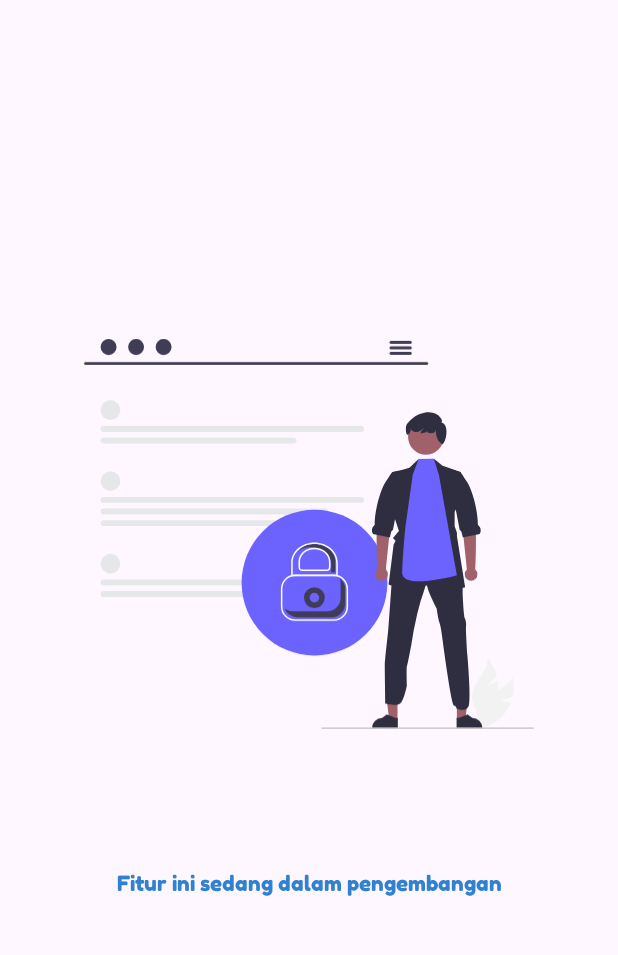
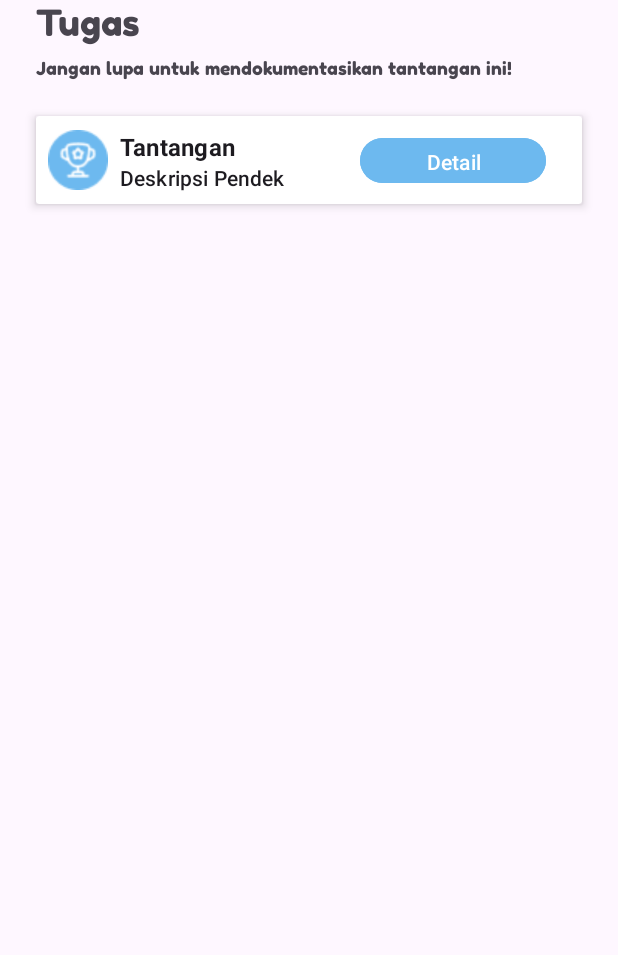
Before and after one commit to akmalfman/priority, an Android app: the fragment TaskFragment shown on its own in the app's theme, on a phone screen of 412 x 824 dp, the part 84-1039 px from its top. Run offline under Robolectric (Android 15) with nearby library versions, the phone set to English and light mode, and no system bars; our stand-ins replace Firebase (no records; nobody signed in at launch, a user with empty details on screens opened directly); Roboto replaces fonts that are not available here.

Commit message:
edit task fragment

```diff
--- a/app/src/main/res/layout/fragment_task.xml
+++ b/app/src/main/res/layout/fragment_task.xml
@@ -23,54 +23,93 @@
         app:layout_constraintTop_toTopOf="parent"
         tools:src="@drawable/logo_txt" />
 
-    <ImageView
-        android:id="@+id/imgMaintenance"
-        android:layout_width="300dp"
-        android:layout_height="400dp"
-        android:src="@drawable/undraw_security_re_a2rk"
-        app:layout_constraintBottom_toBottomOf="parent"
+    <TextView
+        android:id="@+id/tvTugas"
+        android:layout_width="wrap_content"
+        android:layout_height="wrap_content"
+        android:layout_marginStart="24dp"
+        android:fontFamily="@font/fredo"
+        android:textSize="24sp"
+        android:text="Tugas"
+        app:layout_constraintStart_toStartOf="parent"
+        app:layout_constraintTop_toBottomOf="@id/img_item_photo"/>
+
+    <TextView
+        android:id="@+id/tvTugasDesc"
+        android:layout_width="wrap_content"
+        android:layout_height="wrap_content"
+        android:layout_marginStart="24dp"
+        android:layout_marginTop="8dp"
+        android:fontFamily="@font/fredo"
+        android:textSize="12sp"
+        android:text="Jangan lupa untuk mendokumentasikan tantangan ini!"
+        app:layout_constraintStart_toStartOf="parent"
+        app:layout_constraintTop_toBottomOf="@id/tvTugas"/>
+
+    <androidx.cardview.widget.CardView
+        android:layout_width="match_parent"
+        android:layout_height="wrap_content"
+        android:background="?android:attr/selectableItemBackground"
+        app:cardElevation="4dp"
+        android:layout_marginTop="24dp"
         app:layout_constraintEnd_toEndOf="parent"
         app:layout_constraintStart_toStartOf="parent"
-        app:layout_constraintTop_toTopOf="parent" />
+        android:layout_marginHorizontal="24dp"
+        app:layout_constraintTop_toBottomOf="@+id/tvTugasDesc">
 
-    <TextView
-        android:layout_width="wrap_content"
-        android:layout_height="wrap_content"
-        android:layout_marginTop="24dp"
-        android:fontFamily="@font/fredo"
-        android:textColor="@color/btn_color_state"
-        android:text="Fitur ini sedang dalam pengembangan"
-        app:layout_constraintEnd_toEndOf="parent"
-        app:layout_constraintStart_toStartOf="parent"
-        app:layout_constraintTop_toBottomOf="@+id/imgMaintenance" />
+        <androidx.constraintlayout.widget.ConstraintLayout
+            android:layout_width="match_parent"
+            android:layout_height="wrap_content"
+            android:layout_centerVertical="true"
+            android:layout_toStartOf="@+id/layout_meta">
 
-<!--    <TextView-->
-<!--        android:id="@+id/tvRiwayat"-->
-<!--        android:layout_width="wrap_content"-->
-<!--        android:layout_height="wrap_content"-->
-<!--        android:fontFamily="@font/fredo"-->
-<!--        android:text="Tantangan"-->
-<!--        android:textColor="#6DB9EF"-->
-<!--        android:layout_marginStart="24dp"-->
-<!--        app:layout_constraintStart_toStartOf="parent"-->
-<!--        app:layout_constraintTop_toBottomOf="@+id/img_item_photo" />-->
+            <ImageView
+                android:id="@+id/item_priority_tantangan"
+                android:layout_width="40dp"
+                android:layout_height="40dp"
+                android:layout_marginStart="8dp"
+                android:contentDescription="priority_tantangan"
+                android:src="@drawable/tugas_icon"
+                app:layout_constraintBottom_toBottomOf="parent"
+                app:layout_constraintStart_toStartOf="parent"
+                app:layout_constraintTop_toTopOf="parent" />
 
-<!--    <Button-->
-<!--        android:id="@+id/btnDetail"-->
-<!--        android:layout_width="wrap_content"-->
-<!--        android:layout_height="wrap_content"-->
-<!--        android:text="Detail"-->
-<!--        app:layout_constraintBottom_toBottomOf="@+id/tvRiwayat"-->
-<!--        app:layout_constraintEnd_toEndOf="parent" />-->
+            <TextView
+                android:id="@+id/item_tv_title"
+                android:layout_width="wrap_content"
+                android:layout_height="wrap_content"
+                android:layout_marginStart="8dp"
+                android:text="@string/tantangan_name"
+                android:textAppearance="@style/TextAppearance.MaterialComponents.Subtitle1"
+                android:textStyle="bold"
+                app:layout_constraintStart_toEndOf="@+id/item_priority_tantangan"
+                app:layout_constraintTop_toTopOf="@+id/item_priority_tantangan" />
 
-<!--    <androidx.recyclerview.widget.RecyclerView-->
-<!--        android:id="@+id/rv_task"-->
-<!--        android:layout_width="0dp"-->
-<!--        android:layout_height="0dp"-->
-<!--        app:layout_constraintBottom_toBottomOf="parent"-->
-<!--        app:layout_constraintEnd_toEndOf="parent"-->
-<!--        app:layout_constraintStart_toStartOf="parent"-->
-<!--        app:layout_constraintTop_toBottomOf="@+id/tvRiwayat" />-->
+            <TextView
+                android:id="@+id/deskripsi"
+                android:layout_width="wrap_content"
+                android:layout_height="wrap_content"
+                android:layout_marginBottom="8dp"
+                android:textAppearance="@style/TextAppearance.MaterialComponents.Subtitle2"
+                app:layout_constraintBottom_toBottomOf="parent"
+                app:layout_constraintStart_toStartOf="@+id/item_tv_title"
+                app:layout_constraintTop_toBottomOf="@+id/item_tv_title"
+                android:text="Deskripsi Pendek" />
+
+            <Button
+                android:id="@+id/btn_detail"
+                android:layout_width="124dp"
+                android:layout_height="38dp"
+                android:layout_marginEnd="24dp"
+                android:text="Detail"
+                android:backgroundTint="@color/blue_ligth"
+                app:layout_constraintBottom_toBottomOf="parent"
+                app:layout_constraintEnd_toEndOf="parent"
+                app:layout_constraintTop_toTopOf="parent" />
+
+        </androidx.constraintlayout.widget.ConstraintLayout>
 
 
+    </androidx.cardview.widget.CardView>
+
 </androidx.constraintlayout.widget.ConstraintLayout>
```
